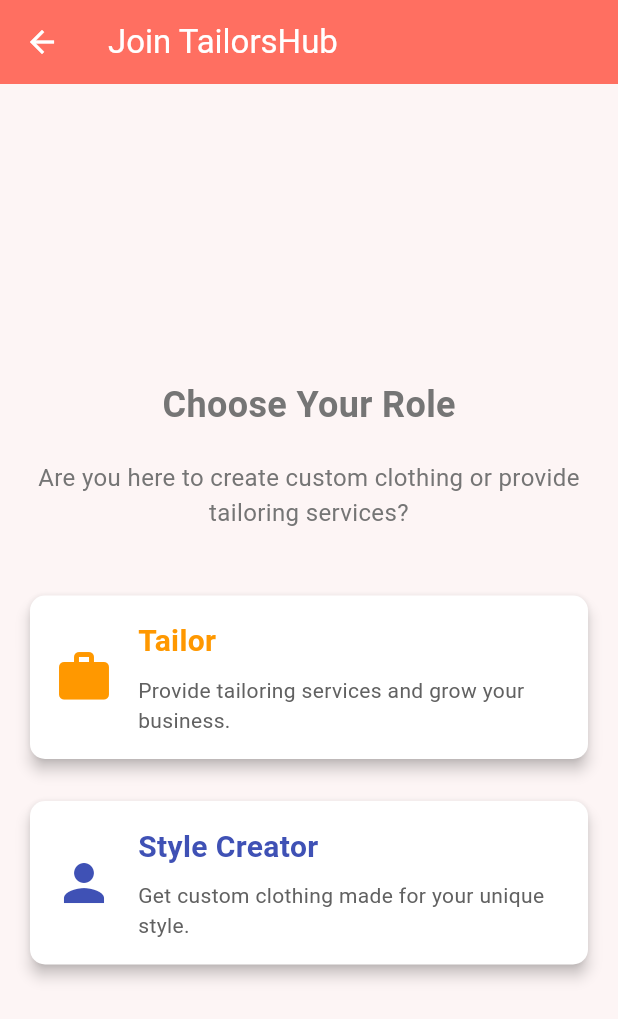
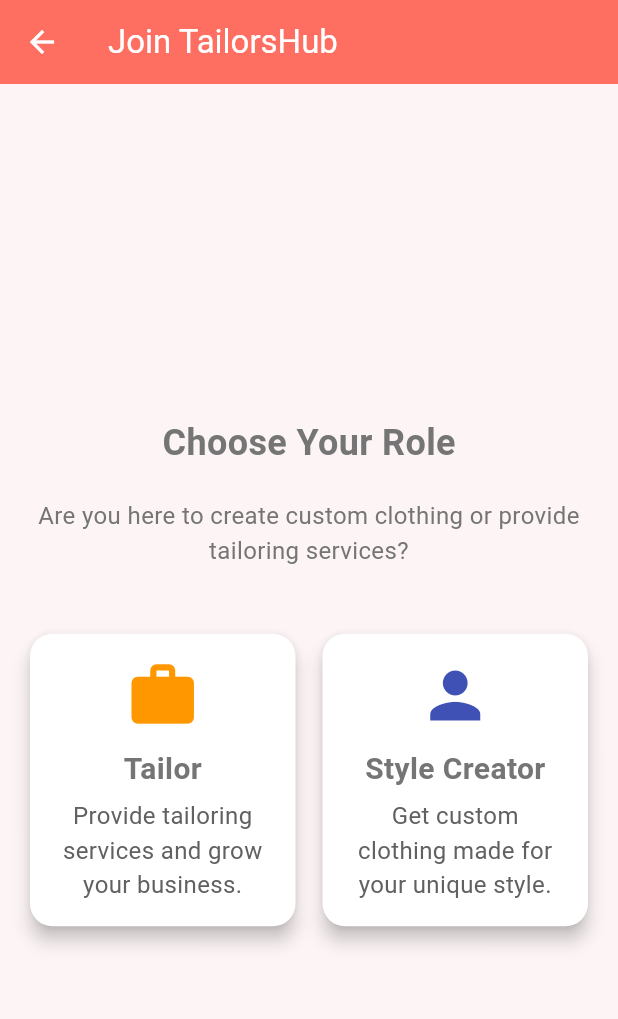
Before and after one commit to noyon-360/Tailors-Hub, a Flutter app: the AccountSelectionPage screen opened directly, on a phone screen of 412 x 824 dp. Shown: the top 1019 px of the screen. Run offline on Flutter 3.47's test engine with Material 3 defaults, Android fonts, the phone set to English and light mode, and no system bars; our stand-ins replace bloc, cloud_firestore, equatable, firebase_core, flutter_bloc, hydrated_bloc and 1 more; accounts and stored records are empty; generated files the repository leaves out were written again.

Commit message:
Account Selection Page Improve

```diff
--- a/lib/presentation/pages/account_selection_page.dart
+++ b/lib/presentation/pages/account_selection_page.dart
@@ -1,6 +1,5 @@
 import 'package:flutter/material.dart';
 import 'package:tailors_hub/config/route/routes_name.dart';
-import 'package:tailors_hub/presentation/widgets/account_type_card.dart';
 
 class AccountSelectionPage extends StatelessWidget {
   const AccountSelectionPage({super.key});
@@ -34,114 +33,48 @@
                 ),
                 SizedBox(height: 40),
 
-                OrientationBuilder(
-                  builder: (context, orientation) {
-                    bool isLandscape =
-                        MediaQuery.of(context).orientation ==
-                        Orientation.landscape;
-                    print(isLandscape);
-                    return isLandscape
-                        ? Row(
+                LayoutBuilder(
+                  builder: (context, constraints) {
+                    bool isWide = constraints.maxWidth > 600;
+                    return Row(
+                      mainAxisAlignment: MainAxisAlignment.center,
                       children: [
                         Expanded(
-                              child: AccountTypeCard(
+                          child: _buildAccountCard(
                             icon: Icons.work,
                             title: 'Tailor',
-                                subtitle:
-                                    'Provide tailoring services and grow your business.',
+                            subtitle: 'Provide tailoring services and grow your business.',
                             color: Colors.orange,
-                                // Coral color
                             onTap: () {
+
                               Navigator.pushNamed(
                                 context,
-                                    RouteNames.tailorLogin,
+                                RouteNames.authScreenController,
+                                arguments: true
                               );
                             },
                           ),
                         ),
-
-                            SizedBox(width: 20),
-
-                            // Style Creator Option
+                        SizedBox(width: isWide ? 20 : 10),
                         Expanded(
-                              child: AccountTypeCard(
+                          child: _buildAccountCard(
                             icon: Icons.person,
                             title: 'Style Creator',
-                                subtitle:
-                                    'Get custom clothing made for your unique style.',
+                            subtitle: 'Get custom clothing made for your unique style.',
                             color: Colors.indigo,
-                                // Navy blue
                             onTap: () {
                               Navigator.pushNamed(
                                   context,
-                                    '/customer_register',
+                                  RouteNames.authScreenController,
+                                  arguments: false
                               );
                             },
                           ),
                         ),
                       ],
-                        )
-                        : Column(
-                          children: [
-                            AccountTypeCard(
-                              icon: Icons.work,
-                              title: 'Tailor',
-                              subtitle:
-                                  'Provide tailoring services and grow your business.',
-                              color: Colors.orange,
-                              // Coral color
-                              onTap: () {
-                                Navigator.pushNamed(
-                                  context,
-                                  RouteNames.tailorLogin,
                     );
                   },
                 ),
-
-                            SizedBox(height: 20),
-
-                            // Style Creator Option
-                            AccountTypeCard(
-                              icon: Icons.person,
-                              title: 'Style Creator',
-                              subtitle:
-                                  'Get custom clothing made for your unique style.',
-                              color: Colors.indigo,
-                              // Navy blue
-                              onTap: () {
-                                Navigator.pushNamed(
-                                  context,
-                                  '/customer_register',
-                                );
-                              },
-                            ),
-                          ],
-                        );
-                  },
-                ),
-                // Tailor Option
-                // AccountTypeCard(
-                //   icon: Icons.work,
-                //   title: 'Tailor',
-                //   subtitle: 'Provide tailoring services and grow your business.',
-                //   color: Colors.orange, // Coral color
-                //   onTap: () {
-                //     Navigator.pushNamed(context, '/tailor_register');
-                //   },
-                // ),
-                //
-                // SizedBox(height: 20),
-                //
-                // // Style Creator Option
-                // AccountTypeCard(
-                //   icon: Icons.person,
-                //   title: 'Style Creator',
-                //   subtitle: 'Get custom clothing made for your unique style.',
-                //   color: Colors.indigo, // Navy blue
-                //   onTap: () {
-                //     Navigator.pushNamed(context, '/customer_register');
-                //   },
-                // ),
               ],
             ),
           ),
@@ -149,4 +82,42 @@
       ),
     );
   }
+
+  Widget _buildAccountCard({
+    required IconData icon,
+    required String title,
+    required String subtitle,
+    required Color color,
+    required VoidCallback onTap,
+  }) {
+    return Card(
+      elevation: 5,
+      shape: RoundedRectangleBorder(borderRadius: BorderRadius.circular(15)),
+      child: InkWell(
+        onTap: onTap,
+        borderRadius: BorderRadius.circular(15),
+        child: Padding(
+          padding: const EdgeInsets.all(16.0),
+          child: Column(
+            mainAxisAlignment: MainAxisAlignment.center,
+            crossAxisAlignment: CrossAxisAlignment.center,
+            children: [
+              Icon(icon, size: 50, color: color),
+              const SizedBox(height: 10),
+              Text(
+                title,
+                style: TextStyle(fontSize: 20, fontWeight: FontWeight.bold),
+              ),
+              const SizedBox(height: 5),
+              Text(
+                subtitle,
+                textAlign: TextAlign.center,
+                style: TextStyle(fontSize: 16, color: Colors.grey[700]),
+              ),
+            ],
+          ),
+        ),
+      ),
+    );
   }
+}
```
Lines whose indentation alone changed are shown as unchanged.
